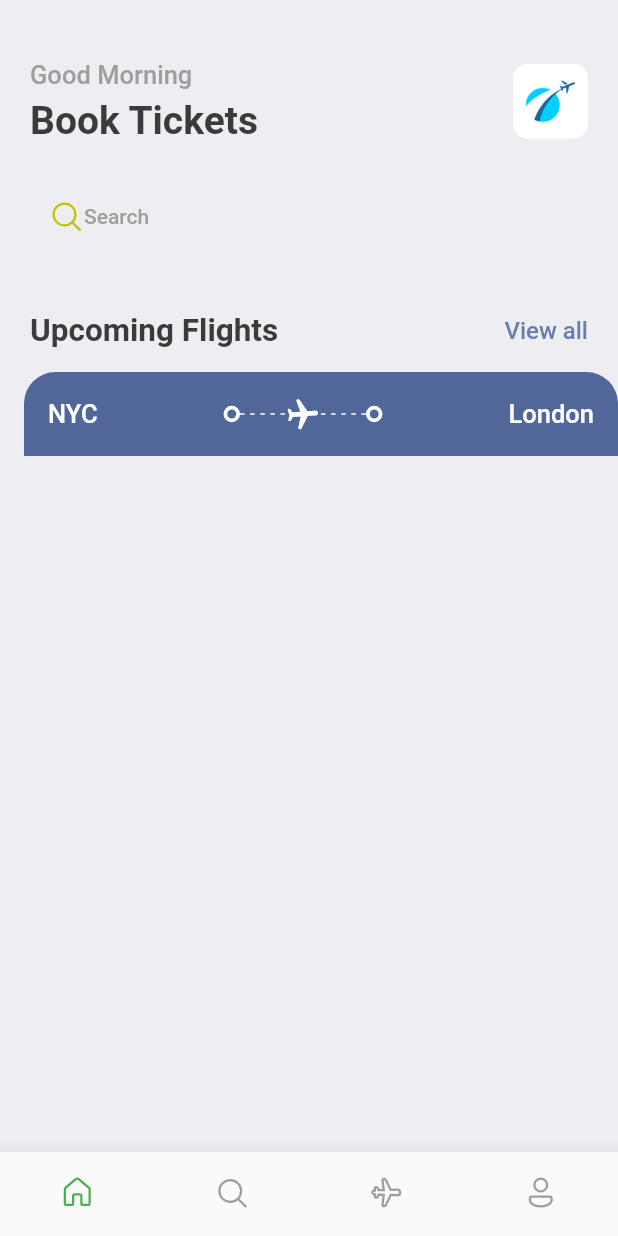
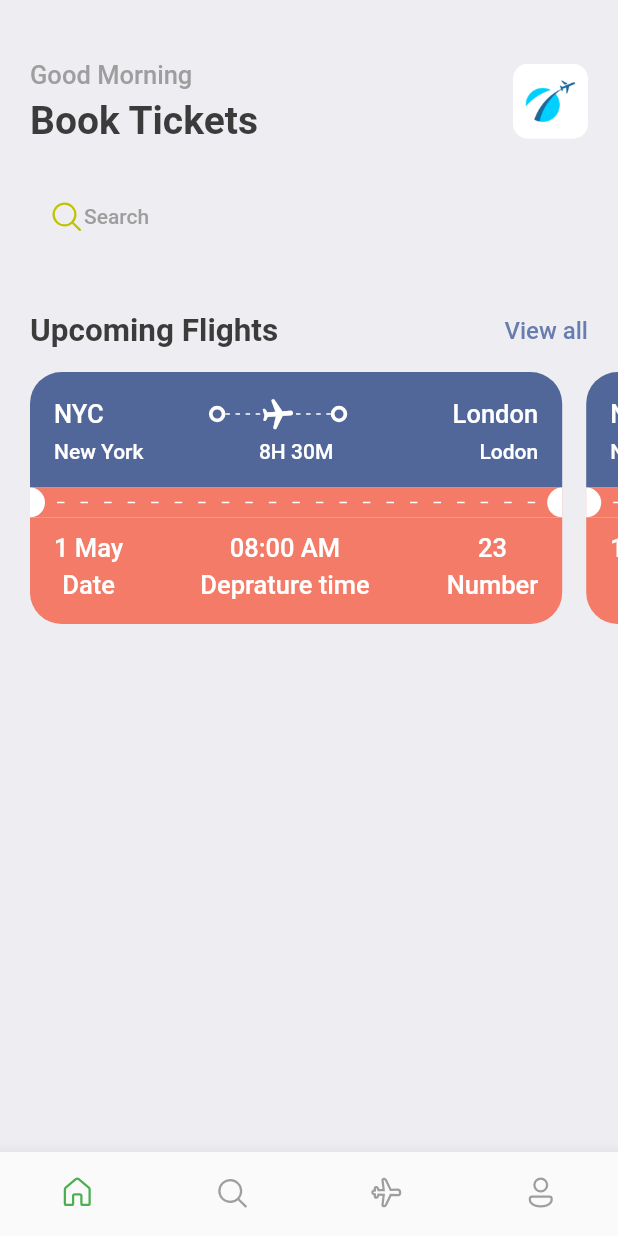
Before and after one commit to whatmmobd3/Book-tickets, a Flutter app: the screen it shows after launch, on a phone screen of 412 x 824 dp. Run offline on Flutter 3.47's test engine with Material 2 defaults, Android fonts, the phone set to English and light mode, and no system bars; our stand-ins replace fluentui_icons, gap.

Commit message:
Scroll view

```diff
--- a/lib/screen/home_screen.dart
+++ b/lib/screen/home_screen.dart
@@ -75,7 +75,17 @@ class HomeScreen extends StatelessWidget {
             ),
           ),
           const Gap(15),
-          TicketView()
+          SingleChildScrollView(
+            padding: const EdgeInsets.only(left: 20),
+            scrollDirection: Axis.horizontal,
+            child: Row(
+              children: [
+                TicketView(),
+                TicketView()
+              ],
+            ),
+          ),
+          const Gap(15),
         ],
       ),
     );
--- a/lib/screen/ticket_view.dart
+++ b/lib/screen/ticket_view.dart
@@ -3,6 +3,7 @@ import 'package:book_tickets/utils/app_styles.dart';
 import 'package:book_tickets/widgets/thick_container.dart';
 import 'package:flutter/cupertino.dart';
 import 'package:flutter/material.dart';
+import 'package:gap/gap.dart';
 
 class TicketView extends StatelessWidget {
   const TicketView({Key? key}) : super(key: key);
@@ -11,46 +12,45 @@ class TicketView extends StatelessWidget {
   Widget build(BuildContext context) {
     final size = AppLayout.getSize(context);
     return SizedBox(
-      width: size.width,
+      width: size.width * 0.9,
       height: 200,
       child: Container(
+        margin: const EdgeInsets.only(right: 16),
         child: Column(
           children: [
             Container(
-              decoration: const BoxDecoration(
-                  color: Color(0xFF526799),
-                  borderRadius: BorderRadius.only(
+              decoration: BoxDecoration(
+                  color: const Color(0xFF526799),
+                  borderRadius: const BorderRadius.only(
                       topLeft: Radius.circular(21),
                       topRight: Radius.circular(21))),
-              margin: const EdgeInsets.only(left: 16),
               padding: const EdgeInsets.all(16),
               child: Column(
                 children: [
                   Row(
                     children: [
-                      Text("NYC",
-                          style: Styles.headLineStyle3
-                              .copyWith(color: Colors.white)),
+                      Text(
+                        "NYC",
+                        style:
+                            Styles.headLineStyle3.copyWith(color: Colors.white),
+                      ),
                       Expanded(child: Container()),
                       ThickContainer(),
                       Expanded(
-                          child: Stack(
-                        children: [
+                          child: Stack(children: [
                         SizedBox(
                           height: 24,
                           child: LayoutBuilder(
                             builder: (BuildContext context,
                                 BoxConstraints constraints) {
-                                print(
-                                    "The width is ${constraints.constrainWidth()}");
+                              print("width is ${constraints.constrainWidth()}");
                               return Flex(
                                 direction: Axis.horizontal,
                                 mainAxisAlignment:
                                     MainAxisAlignment.spaceBetween,
                                 mainAxisSize: MainAxisSize.max,
                                 children: List.generate(
-                                      (constraints.constrainWidth() / 6)
-                                          .floor(),
+                                    (constraints.constrainWidth() / 6).floor(),
                                     (index) => SizedBox(
                                           width: 3,
                                           height: 1,
@@ -69,11 +69,9 @@ class TicketView extends StatelessWidget {
                               child: Icon(
                                 Icons.local_airport_rounded,
                                 color: Colors.white,
+                              )),
                         ),
-                            ),
-                          ),
-                        ],
-                      )),
+                      ])),
                       ThickContainer(),
                       Expanded(child: Container()),
                       Text(
@@ -83,9 +81,140 @@ class TicketView extends StatelessWidget {
                       )
                     ],
                   ),
-                  Row(children: [
-
-                  ],)
+                  const Gap(5),
+                  Row(
+                    mainAxisAlignment: MainAxisAlignment.spaceBetween,
+                    children: [
+                      SizedBox(
+                        width: 100,
+                        child: Text(
+                          "New York",
+                          style: Styles.headLineStyle4
+                              .copyWith(color: Colors.white),
+                        ),
+                      ),
+                      Text(
+                        "8H 30M",
+                        style:
+                            Styles.headLineStyle4.copyWith(color: Colors.white),
+                      ),
+                      SizedBox(
+                        width: 100,
+                        child: Text(
+                          "Lodon",
+                          textAlign: TextAlign.end,
+                          style: Styles.headLineStyle4
+                              .copyWith(color: Colors.white),
+                        ),
+                      )
+                    ],
+                  )
+                ],
+              ),
+            ),
+            Container(
+              color: Styles.orangeColor,
+              child: Row(
+                children: [
+                  const SizedBox(
+                    height: 20,
+                    width: 10,
+                    child: DecoratedBox(
+                      decoration: BoxDecoration(
+                          color: Colors.white,
+                          borderRadius: BorderRadius.only(
+                              topRight: Radius.circular(10),
+                              bottomRight: Radius.circular(10))),
+                    ),
+                  ),
+                  Expanded(
+                      child: Padding(
+                    padding: const EdgeInsets.all(8.0),
+                    child: LayoutBuilder(
+                      builder:
+                          (BuildContext context, BoxConstraints constraints) {
+                        return Flex(
+                          direction: Axis.horizontal,
+                          mainAxisAlignment: MainAxisAlignment.spaceBetween,
+                          mainAxisSize: MainAxisSize.max,
+                          children: List.generate(
+                              (constraints.constrainWidth() / 15).floor(),
+                              (index) => SizedBox(
+                                    width: 5,
+                                    height: 1,
+                                    child: DecoratedBox(
+                                      decoration:
+                                          BoxDecoration(color: Colors.white),
+                                    ),
+                                  )),
+                        );
+                      },
+                    ),
+                  )),
+                  SizedBox(
+                    height: 20,
+                    width: 10,
+                    child: DecoratedBox(
+                      decoration: BoxDecoration(
+                          color: Colors.white,
+                          borderRadius: BorderRadius.only(
+                              topLeft: Radius.circular(10),
+                              bottomLeft: Radius.circular(10))),
+                    ),
+                  )
+                ],
+              ),
+            ),
+            Container(
+              decoration: BoxDecoration(
+                  color: Styles.orangeColor,
+                  borderRadius: const BorderRadius.only(
+                      bottomLeft: Radius.circular(21),
+                      bottomRight: Radius.circular(21))),
+              padding: const EdgeInsets.only(left: 16, top: 10, right: 16, bottom: 16),
+              child: Column(
+                children: [
+                  Row(
+                    mainAxisAlignment: MainAxisAlignment.spaceBetween,
+                    children: [
+                      Column(
+                        mainAxisAlignment: MainAxisAlignment.start,
+                        children: [
+                          Text("1 May",
+                              style: Styles.headLineStyle3
+                                  .copyWith(color: Colors.white)),
+                          const Gap(5),
+                          Text("Date",
+                              style: Styles.headLineStyle3
+                                  .copyWith(color: Colors.white)),
+                        ],
+                      ),
+                      Column(
+                        mainAxisAlignment: MainAxisAlignment.center,
+                        children: [
+                          Text("08:00 AM",
+                              style: Styles.headLineStyle3
+                                  .copyWith(color: Colors.white)),
+                          const Gap(5),
+                          Text("Deprature time",
+                              style: Styles.headLineStyle3
+                                  .copyWith(color: Colors.white)),
+                        ],
+                      ),
+                      Column(
+                        mainAxisAlignment: MainAxisAlignment.end,
+                        children: [
+                          Text("23",
+                              style: Styles.headLineStyle3
+                                  .copyWith(color: Colors.white)),
+                          const Gap(5),
+                          Text("Number",
+                              style: Styles.headLineStyle3
+                                  .copyWith(color: Colors.white)),
+                        ],
+                      )
+                    ],
+                  ),
                 ],
               ),
             )
--- a/lib/utils/app_styles.dart
+++ b/lib/utils/app_styles.dart
@@ -6,7 +6,7 @@ class Styles {
   static Color primaryColor = primary;
   static Color textColor = const Color(0xFF3b3b3b);
   static Color bgColor = const Color(0XFFeeedf2);
-  static Color orangeColor = const Color(0xFF526799);
+  static Color orangeColor = const Color(0xFFF37B67);
 
   static TextStyle textStyle = TextStyle(fontSize: 16, color: textColor, fontWeight: FontWeight.w500);
   static TextStyle headLineStyle = TextStyle(fontSize: 26, color: textColor, fontWeight: FontWeight.bold);
```
Also changed, not shown: lib/widgets/thick_container.dart (line endings or trailing spaces). Lines whose indentation alone changed are shown as unchanged.
